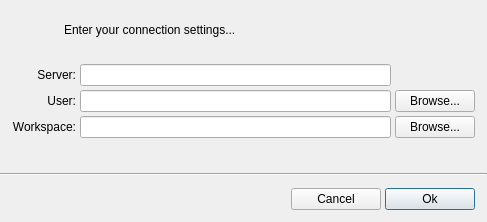
This is python/widgets/resources/open_connection_form.ui in shotgunsoftware/tk-framework-perforce as Qt 5 draws it before an edit. The edited form follows.
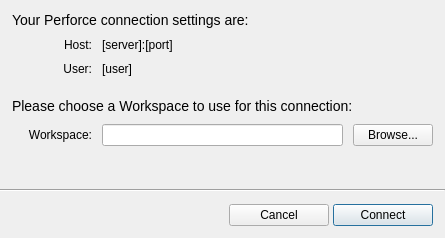
This is the edited form. Icons and pictures are not drawn.

```diff
--- a/python/widgets/resources/open_connection_form.ui
+++ b/python/widgets/resources/open_connection_form.ui
@@ -6,14 +6,14 @@
    <rect>
     <x>0</x>
     <y>0</y>
-    <width>487</width>
-    <height>222</height>
+    <width>445</width>
+    <height>238</height>
    </rect>
   </property>
   <property name="windowTitle">
    <string>Form</string>
   </property>
-  <layout class="QVBoxLayout" name="verticalLayout" stretch="0,0,0,0,0">
+  <layout class="QVBoxLayout" name="verticalLayout" stretch="0,0,0">
    <property name="spacing">
     <number>4</number>
    </property>
@@ -21,92 +21,54 @@
     <number>0</number>
    </property>
    <item>
-    <layout class="QHBoxLayout" name="horizontalLayout">
+    <layout class="QVBoxLayout" name="verticalLayout_2" stretch="0,0,0,0,0,1">
+     <property name="spacing">
+      <number>10</number>
+     </property>
      <property name="leftMargin">
-      <number>0</number>
+      <number>12</number>
      </property>
-     <item>
-      <widget class="QLabel" name="label_4">
-       <property name="minimumSize">
-        <size>
-         <width>60</width>
-         <height>60</height>
-        </size>
-       </property>
-       <property name="maximumSize">
-        <size>
-         <width>60</width>
-         <height>60</height>
-        </size>
-       </property>
-       <property name="text">
-        <string/>
-       </property>
-       <property name="pixmap">
-        <pixmap resource="resources.qrc">:/res/p4_icon.png</pixmap>
-       </property>
-       <property name="scaledContents">
-        <bool>false</bool>
-       </property>
-       <property name="alignment">
-        <set>Qt::AlignCenter</set>
-       </property>
-      </widget>
-     </item>
+     <property name="topMargin">
+      <number>12</number>
+     </property>
+     <property name="rightMargin">
+      <number>12</number>
+     </property>
+     <property name="bottomMargin">
+      <number>0</number>
+     </property>
      <item>
-      <widget class="QLabel" name="label_3">
+      <widget class="QLabel" name="label_6">
        <property name="text">
-        <string>Enter your connection settings...</string>
+        <string>&lt;html&gt;&lt;head/&gt;&lt;body&gt;&lt;p&gt;&lt;span style=&quot; font-size:large;&quot;&gt;Your Perforce connection settings are:&lt;/span&gt;&lt;/p&gt;&lt;/body&gt;&lt;/html&gt;</string>
        </property>
       </widget>
      </item>
-    </layout>
-   </item>
    <item>
-    <layout class="QGridLayout" name="gridLayout">
+      <layout class="QGridLayout" name="gridLayout_4" rowstretch="0,0" columnstretch="0,1" rowminimumheight="0,0" columnminimumwidth="80,0">
      <property name="leftMargin">
-      <number>12</number>
+        <number>0</number>
      </property>
      <property name="rightMargin">
-      <number>12</number>
-     </property>
-     <item row="1" column="3">
-      <widget class="QPushButton" name="user_browse_btn">
-       <property name="text">
-        <string>Browse...</string>
-       </property>
-      </widget>
-     </item>
-     <item row="2" column="0">
-      <widget class="QLabel" name="label_2">
-       <property name="text">
-        <string>Workspace:</string>
-       </property>
-       <property name="alignment">
-        <set>Qt::AlignRight|Qt::AlignTrailing|Qt::AlignVCenter</set>
-       </property>
-      </widget>
-     </item>
+        <number>0</number>
+       </property>
      <item row="0" column="0">
       <widget class="QLabel" name="label_5">
        <property name="text">
-        <string>Server:</string>
+          <string>Host:</string>
        </property>
        <property name="alignment">
         <set>Qt::AlignRight|Qt::AlignTrailing|Qt::AlignVCenter</set>
        </property>
       </widget>
      </item>
-     <item row="2" column="3">
-      <widget class="QPushButton" name="workspace_browse_btn">
+       <item row="0" column="1">
+        <widget class="QLabel" name="host_label">
        <property name="text">
-        <string>Browse...</string>
+          <string>[server]:[port]</string>
        </property>
       </widget>
      </item>
-     <item row="2" column="2">
-      <widget class="QLineEdit" name="workspace_edit"/>
-     </item>
      <item row="1" column="0">
       <widget class="QLabel" name="label">
        <property name="text">
@@ -117,13 +79,63 @@
        </property>
       </widget>
      </item>
-     <item row="1" column="2">
-      <widget class="QLineEdit" name="user_edit"/>
+       <item row="1" column="1">
+        <widget class="QLabel" name="user_label">
+         <property name="text">
+          <string>[user]</string>
+         </property>
+        </widget>
+       </item>
+      </layout>
+     </item>
+     <item>
+      <spacer name="verticalSpacer_2">
+       <property name="orientation">
+        <enum>Qt::Vertical</enum>
+       </property>
+       <property name="sizeType">
+        <enum>QSizePolicy::Fixed</enum>
+       </property>
+       <property name="sizeHint" stdset="0">
+        <size>
+         <width>1</width>
+         <height>12</height>
+        </size>
+       </property>
+      </spacer>
+     </item>
+     <item>
+      <widget class="QLabel" name="label_12">
+       <property name="text">
+        <string>&lt;html&gt;&lt;head/&gt;&lt;body&gt;&lt;p&gt;&lt;span style=&quot; font-size:large;&quot;&gt;Please choose a Workspace to use for this connection:&lt;/span&gt;&lt;/p&gt;&lt;/body&gt;&lt;/html&gt;</string>
+       </property>
+      </widget>
+     </item>
+     <item>
+      <layout class="QGridLayout" name="gridLayout_3" columnstretch="0,1,0" rowminimumheight="0" columnminimumwidth="80,0,0">
+       <property name="leftMargin">
+        <number>0</number>
+       </property>
+       <property name="rightMargin">
+        <number>0</number>
+       </property>
+       <item row="0" column="1">
+        <widget class="QLineEdit" name="workspace_edit"/>
+       </item>
+       <item row="0" column="0">
+        <widget class="QLabel" name="label_7">
+         <property name="text">
+          <string>Workspace:</string>
+         </property>
+         <property name="alignment">
+          <set>Qt::AlignRight|Qt::AlignTrailing|Qt::AlignVCenter</set>
+         </property>
+        </widget>
      </item>
      <item row="0" column="2">
-      <widget class="QLineEdit" name="server_edit">
-       <property name="readOnly">
-        <bool>true</bool>
+        <widget class="QPushButton" name="workspace_browse_btn">
+         <property name="text">
+          <string>Browse...</string>
        </property>
       </widget>
      </item>
@@ -137,10 +149,12 @@
      <property name="sizeHint" stdset="0">
       <size>
        <width>20</width>
-       <height>81</height>
+         <height>40</height>
       </size>
      </property>
     </spacer>
+     </item>
+    </layout>
    </item>
    <item>
     <widget class="Line" name="break_line">
@@ -180,7 +194,7 @@
       <widget class="QPushButton" name="cancel_btn">
        <property name="minimumSize">
         <size>
-         <width>90</width>
+         <width>100</width>
          <height>0</height>
         </size>
        </property>
@@ -193,12 +207,12 @@
       <widget class="QPushButton" name="ok_btn">
        <property name="minimumSize">
         <size>
-         <width>90</width>
+         <width>100</width>
          <height>0</height>
         </size>
        </property>
        <property name="text">
-        <string>Ok</string>
+        <string>Connect</string>
        </property>
        <property name="default">
         <bool>true</bool>
```
Left out of the diff: 9 changed lines with no effect on the pictures. Lines whose indentation alone changed are shown as unchanged.
